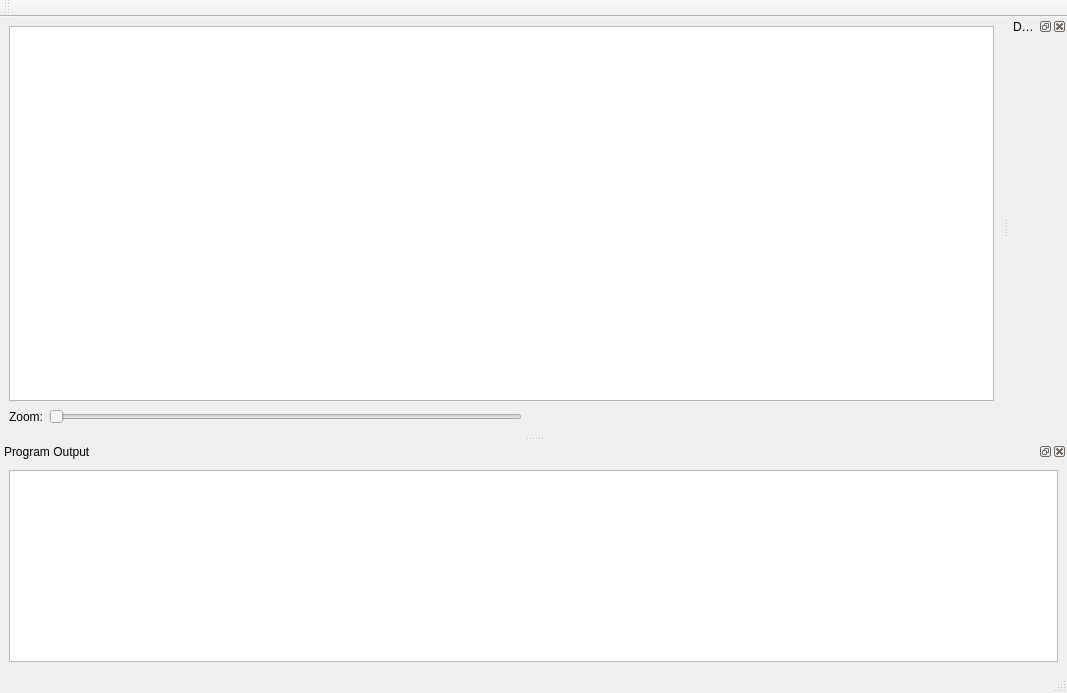
The window that MainWindow.ui (Ramblurr/PietCreator) describes before a commit, drawn with Qt 5.
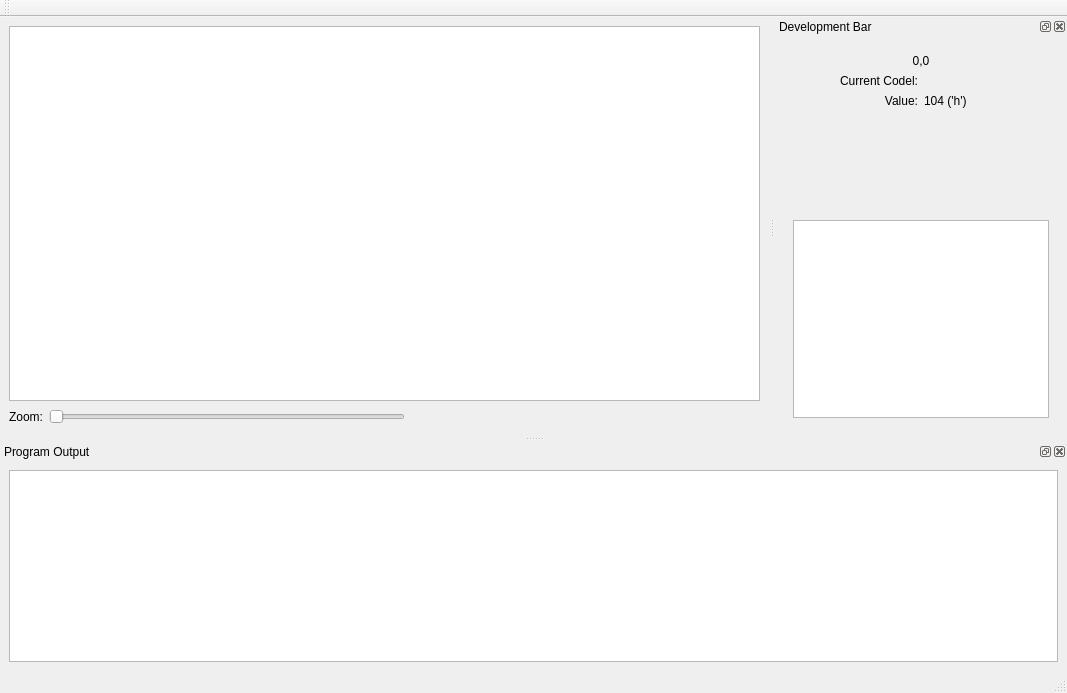
The same window after the commit. The open tabs and pages were chosen to show the change.

Commit message: Initial work on the debug tools

What changed in the file:
```diff
--- a/MainWindow.ui
+++ b/MainWindow.ui
@@ -108,17 +108,75 @@
    <widget class="QWidget" name="mDockContents">
     <layout class="QVBoxLayout" name="verticalLayout">
      <item>
-      <spacer name="verticalSpacer">
-       <property name="orientation">
-        <enum>Qt::Vertical</enum>
-       </property>
-       <property name="sizeHint" stdset="0">
-        <size>
-         <width>20</width>
-         <height>40</height>
-        </size>
-       </property>
-      </spacer>
+      <widget class="QStackedWidget" name="mStackedWidget">
+       <widget class="QWidget" name="mCommandsPage">
+        <layout class="QVBoxLayout" name="verticalLayout_4"/>
+       </widget>
+       <widget class="QWidget" name="mDebugPage">
+        <layout class="QVBoxLayout" name="verticalLayout_5">
+         <item>
+          <layout class="QGridLayout" name="gridLayout">
+           <item row="0" column="0" colspan="2">
+            <widget class="QLabel" name="mCoordinate">
+             <property name="text">
+              <string>0,0</string>
+             </property>
+             <property name="alignment">
+              <set>Qt::AlignCenter</set>
+             </property>
+            </widget>
+           </item>
+           <item row="1" column="0">
+            <widget class="QLabel" name="label_2">
+             <property name="text">
+              <string>Current Codel:</string>
+             </property>
+             <property name="alignment">
+              <set>Qt::AlignRight|Qt::AlignTrailing|Qt::AlignVCenter</set>
+             </property>
+            </widget>
+           </item>
+           <item row="2" column="0">
+            <widget class="QLabel" name="label_3">
+             <property name="text">
+              <string>Value:</string>
+             </property>
+             <property name="alignment">
+              <set>Qt::AlignRight|Qt::AlignTrailing|Qt::AlignVCenter</set>
+             </property>
+            </widget>
+           </item>
+           <item row="2" column="1">
+            <widget class="QLabel" name="mValueLabel">
+             <property name="text">
+              <string>104 ('h')</string>
+             </property>
+            </widget>
+           </item>
+          </layout>
+         </item>
+         <item>
+          <widget class="QWidget" name="mCompass" native="true">
+           <property name="sizePolicy">
+            <sizepolicy hsizetype="Fixed" vsizetype="Fixed">
+             <horstretch>0</horstretch>
+             <verstretch>0</verstretch>
+            </sizepolicy>
+           </property>
+           <property name="minimumSize">
+            <size>
+             <width>100</width>
+             <height>100</height>
+            </size>
+           </property>
+          </widget>
+         </item>
+         <item>
+          <widget class="QListView" name="mStackView"/>
+         </item>
+        </layout>
+       </widget>
+      </widget>
      </item>
     </layout>
    </widget>
```
The commit also changes 2 other files.
